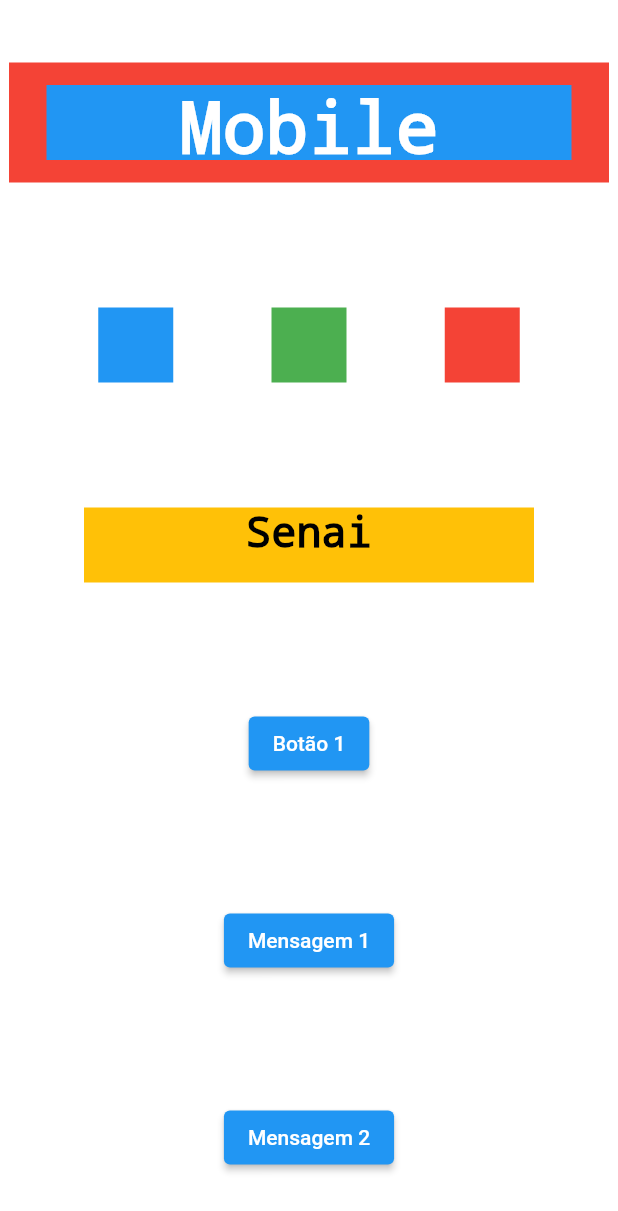
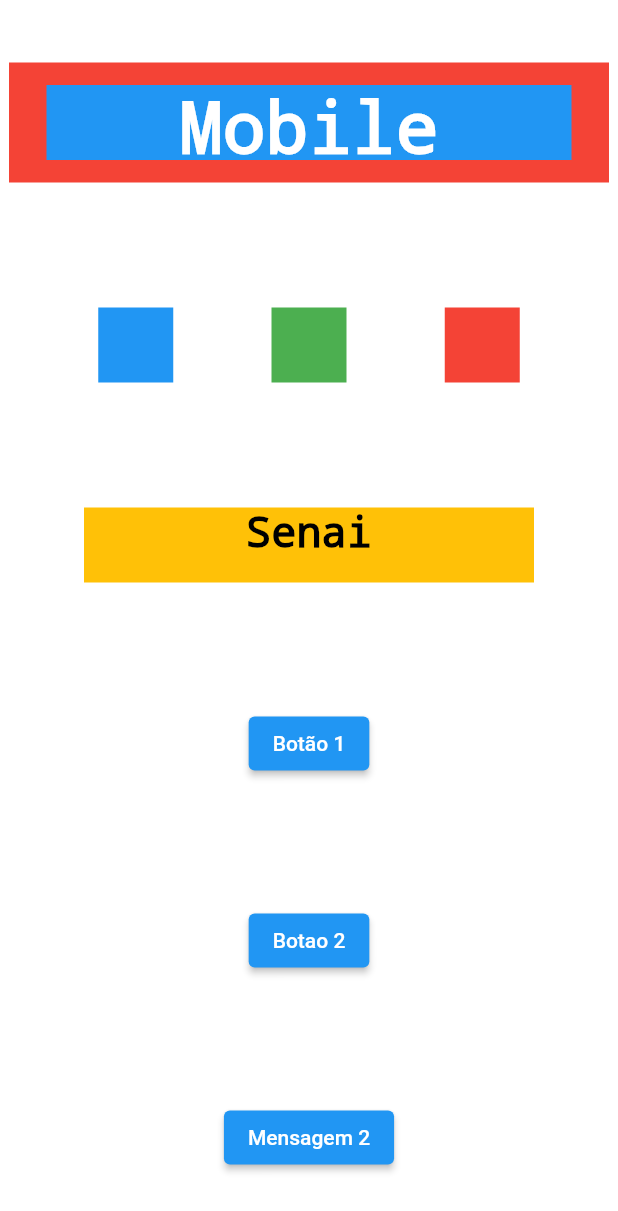
Before and after one commit to danielvieira95/app_aula06_turmab, a Flutter app: the screen it shows after launch, on a phone screen of 412 x 824 dp. Shown: the top 1211 px of the screen. Run offline on Flutter 3.47's test engine with Material 2 defaults, Android fonts, the phone set to English and light mode, and no system bars.

Commit message:
Alteração do titulo do botao

```diff
--- a/lib/main.dart
+++ b/lib/main.dart
@@ -79,7 +79,7 @@ class MyApp extends StatelessWidget {
               },
               child: Text("Botão 1"),
             ),
-            ElevatedButton(onPressed: _msg, child: Text("Mensagem 1")),
+            ElevatedButton(onPressed: _msg, child: Text("Botao 2")),
             ElevatedButton(onPressed: _msg2, child: Text("Mensagem 2")),
           ],
         ),
```
